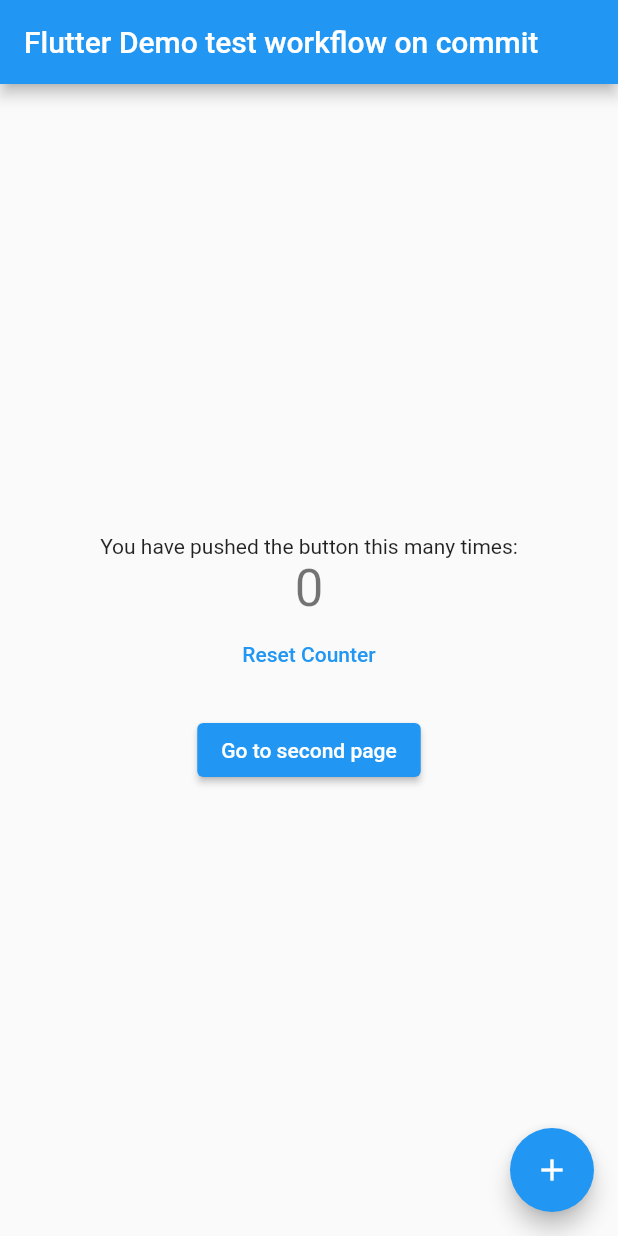
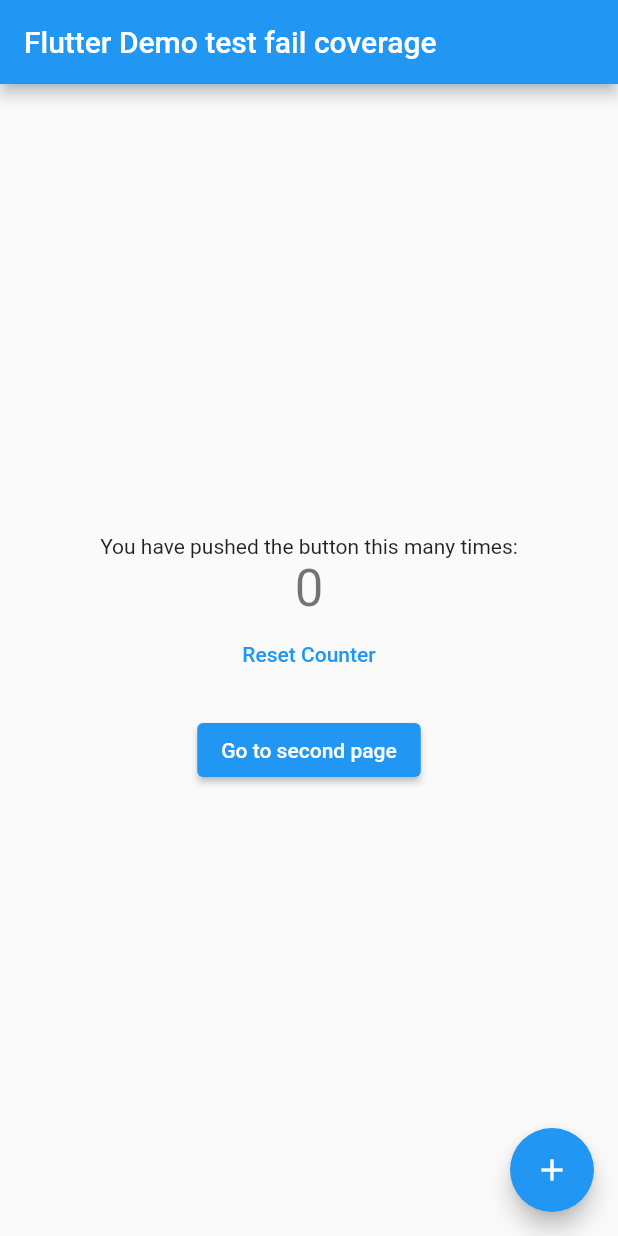
Before and after one commit to cantellir/flutter_code_coverage_minimum_github_action, a Flutter app: the screen it shows after launch, on a phone screen of 412 x 824 dp. Run offline on Flutter 3.47's test engine with Material 2 defaults, Android fonts, the phone set to English and light mode, and no system bars.

Commit message:
test fail coverage

```diff
--- a/app/lib/main.dart
+++ b/app/lib/main.dart
@@ -15,7 +15,7 @@ class MyApp extends StatelessWidget {
       theme: ThemeData(
         primarySwatch: Colors.blue,
       ),
-      home: const MyHomePage(title: 'Flutter Demo test workflow on commit'),
+      home: const MyHomePage(title: 'Flutter Demo test fail coverage'),
     );
   }
 }
```
Also changed, not shown: 1 other file.
